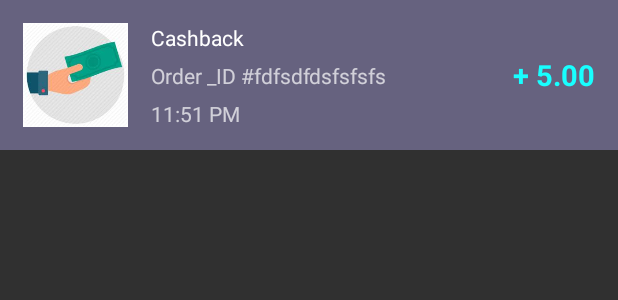
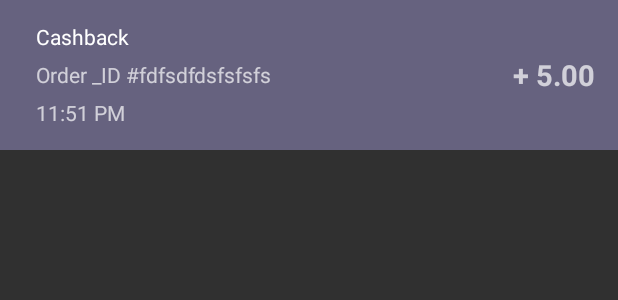
Before and after one commit to ayushjhaveri/BOSM, an Android app: the layout row_wallet_history.xml on its own in the app's theme, with its tools: preview values and no code run, on a phone screen of 412 x 824 dp. Shown: the top 300 px of the screen. Run offline under Robolectric (Android 15) with nearby library versions, the phone set to English and light mode, and no system bars; Roboto replaces fonts that are not available here.

Commit message:
Some changes in Wallet layouts

```diff
--- a/app/src/main/java/bitspilani/bosm/WalletActivity.java
+++ b/app/src/main/java/bitspilani/bosm/WalletActivity.java
@@ -402,7 +402,7 @@ public class WalletActivity extends Fragment {
                 if (snapshot != null && snapshot.exists()) {
 //                    Log.d(TAG, source +
 //" data: " + snapshot.getData());
-                    textView_balance.setText(getResources().getString(R.string.Rs)+" "+ snapshot.getData().get("wallet").toString());
+                    textView_balance.setText(getResources().getString(R.string.Rs)+" "+ df2.format(Double.parseDouble(snapshot.getData().get("wallet").toString())));
 
                 }
 //                else {
--- a/app/src/main/res/layout/row_wallet_history.xml
+++ b/app/src/main/res/layout/row_wallet_history.xml
@@ -6,11 +6,11 @@
     android:background="@color/back_shade2">
 
     <ImageView
+        android:visibility="gone"
         android:id="@+id/iv_icon"
         android:layout_width="70dp"
         android:layout_height="70dp"
-        android:layout_margin="15dp"
-        android:src="@drawable/icon_pay_order" />
+        android:layout_margin="15dp" />
     <TextView
         android:id="@+id/tv_amount"
         android:layout_width="wrap_content"
@@ -19,20 +19,21 @@
         android:layout_marginEnd="15dp"
         android:layout_marginTop="15dp"
         android:text="+ 5.00"
-        android:textColor="#18FFFF"
         android:textSize="19sp"
         android:textStyle="bold"
         android:layout_centerVertical="true"/>
 
 
+    <!--android:layout_alignTop="@id/iv_icon"-->
     <LinearLayout
-        android:layout_width="wrap_content"
+        android:layout_marginLeft="24dp"
+        android:layout_centerVertical="true"
+        android:layout_width="match_parent"
         android:layout_height="wrap_content"
         android:layout_toStartOf="@+id/tv_amount"
         android:layout_toEndOf="@+id/iv_icon"
         android:orientation="vertical"
         android:gravity="center_vertical"
-        android:layout_alignTop="@id/iv_icon"
         android:layout_alignBottom="@id/iv_icon">
 
     <TextView
--- a/app/src/main/res/values/colors.xml
+++ b/app/src/main/res/values/colors.xml
@@ -4,7 +4,7 @@
     <color name="colorPrimaryDark">@android:color/transparent</color>
     <color name="colorAccent">#ffb862</color>
 
-    <color name="colorNegAmount">#E30202</color>
+    <color name="colorNegAmount">#130f2b</color>
     <color name="colorPosAmount">#18FFFF</color>
 
     <color name="color_grey">#F1EEEE</color>
```
